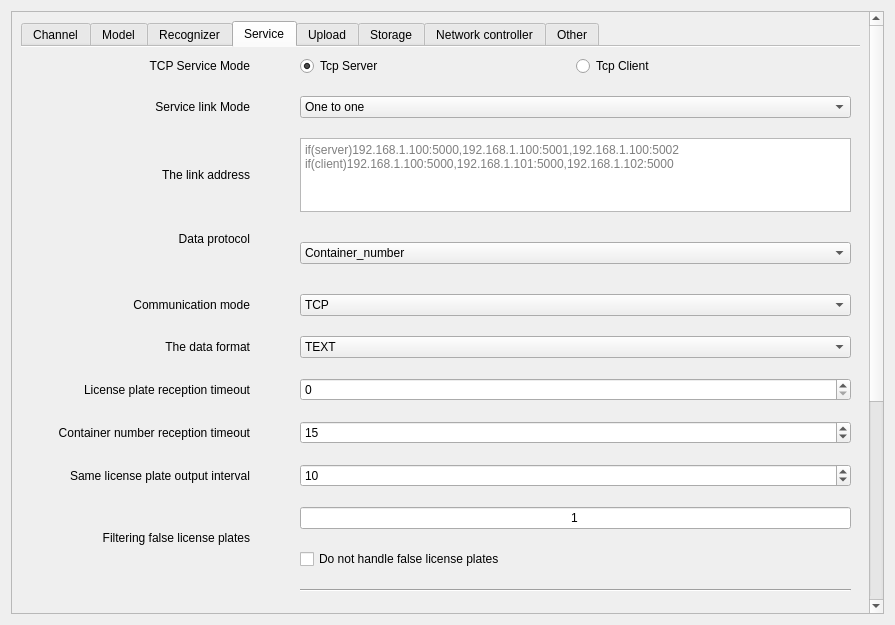
Before: the Qt Designer form Main/Setting/system_setting_form.ui in 519984307/Container_Multiple_Channels_20200522, drawn with Qt 5.
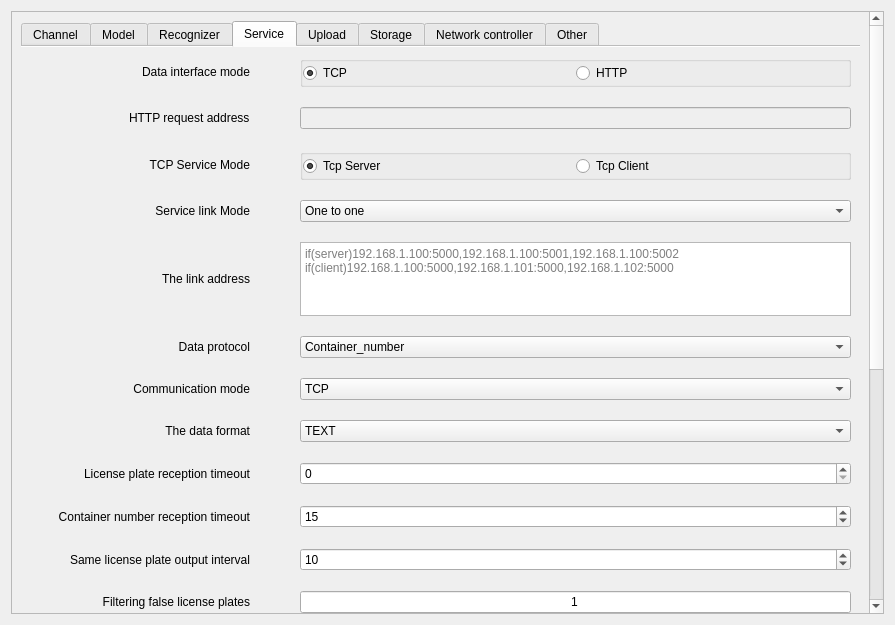
After: the same form once the commit is applied.

The edit to the form file:
```diff
--- a/Main/Setting/system_setting_form.ui
+++ b/Main/Setting/system_setting_form.ui
@@ -26,9 +26,9 @@
       <property name="geometry">
        <rect>
         <x>0</x>
-        <y>-223</y>
+        <y>0</y>
         <width>858</width>
-        <height>864</height>
+        <height>924</height>
        </rect>
       </property>
       <layout class="QGridLayout" name="gridLayout">
@@ -945,56 +945,53 @@
            <property name="verticalSpacing">
             <number>20</number>
            </property>
-           <item row="0" column="2">
-            <layout class="QHBoxLayout" name="horizontalLayout">
-             <item>
-              <widget class="QRadioButton" name="ServerModel">
-               <property name="toolTip">
-                <string>Identify data docking patterns</string>
-               </property>
-               <property name="whatsThis">
-                <string/>
-               </property>
-               <property name="text">
-                <string>Tcp Server</string>
-               </property>
-               <property name="checked">
-                <bool>true</bool>
-               </property>
-              </widget>
-             </item>
-             <item>
-              <widget class="QRadioButton" name="ClientModel">
-               <property name="enabled">
-                <bool>true</bool>
-               </property>
-               <property name="toolTip">
-                <string>Identify data docking patterns</string>
-               </property>
-               <property name="whatsThis">
-                <string/>
-               </property>
-               <property name="text">
-                <string>Tcp Client</string>
-               </property>
-              </widget>
-             </item>
-            </layout>
+           <item row="4" column="0" colspan="2">
+            <widget class="QLabel" name="label_31">
+             <property name="text">
+              <string>The link address</string>
+             </property>
+             <property name="alignment">
+              <set>Qt::AlignRight|Qt::AlignTrailing|Qt::AlignVCenter</set>
+             </property>
+            </widget>
            </item>
-           <item row="17" column="2">
-            <widget class="QCheckBox" name="ShortLink_checkBox">
+           <item row="18" column="2">
+            <widget class="QCheckBox" name="Resulting_checkBox">
              <property name="toolTip">
-              <string>The first active link to the service, a subsequent recognition result, triggering the link to the service, sending the result completed, and disconnecting again.</string>
+              <string>The intermediate result set starts with [I, and is opened as required, not as the final result.</string>
              </property>
              <property name="whatsThis">
               <string/>
              </property>
              <property name="text">
-              <string>Short link</string>
+              <string>Send an intermediate result set</string>
              </property>
+             <property name="checked">
+              <bool>true</bool>
+             </property>
             </widget>
            </item>
-           <item row="3" column="2">
+           <item row="0" column="0" colspan="2">
+            <widget class="QLabel" name="label_47">
+             <property name="text">
+              <string>Data interface mode</string>
+             </property>
+             <property name="alignment">
+              <set>Qt::AlignRight|Qt::AlignTrailing|Qt::AlignVCenter</set>
+             </property>
+            </widget>
+           </item>
+           <item row="5" column="0" colspan="2">
+            <widget class="QLabel" name="label_32">
+             <property name="text">
+              <string>Data protocol</string>
+             </property>
+             <property name="alignment">
+              <set>Qt::AlignRight|Qt::AlignTrailing|Qt::AlignVCenter</set>
+             </property>
+            </widget>
+           </item>
+           <item row="5" column="2">
             <widget class="QComboBox" name="Identify_Protocol_comboBox_2">
              <property name="toolTip">
               <string>Identify the data docking protocol</string>
@@ -1019,7 +1016,78 @@
              </item>
             </widget>
            </item>
-           <item row="1" column="2">
+           <item row="0" column="2">
+            <widget class="QGroupBox" name="groupBox_5">
+             <property name="title">
+              <string/>
+             </property>
+             <layout class="QGridLayout" name="gridLayout_22">
+              <property name="leftMargin">
+               <number>0</number>
+              </property>
+              <property name="topMargin">
+               <number>0</number>
+              </property>
+              <property name="rightMargin">
+               <number>0</number>
+              </property>
+              <property name="bottomMargin">
+               <number>0</number>
+              </property>
+              <property name="spacing">
+               <number>0</number>
+              </property>
+              <item row="0" column="0">
+               <widget class="QRadioButton" name="TCPModel_radioButton">
+                <property name="text">
+                 <string>TCP</string>
+                </property>
+                <property name="checked">
+                 <bool>true</bool>
+                </property>
+               </widget>
+              </item>
+              <item row="0" column="1">
+               <widget class="QRadioButton" name="HTTModel_radioButton">
+                <property name="text">
+                 <string>HTTP</string>
+                </property>
+               </widget>
+              </item>
+             </layout>
+            </widget>
+           </item>
+           <item row="3" column="0" colspan="2">
+            <widget class="QLabel" name="label_30">
+             <property name="text">
+              <string>Service link Mode</string>
+             </property>
+             <property name="alignment">
+              <set>Qt::AlignRight|Qt::AlignTrailing|Qt::AlignVCenter</set>
+             </property>
+            </widget>
+           </item>
+           <item row="21" column="2">
+            <widget class="QCheckBox" name="checkBox_2">
+             <property name="whatsThis">
+              <string>The reversing signal will be triggered by the vehicle reversing, which is generally used with the front-end reset processing process</string>
+             </property>
+             <property name="text">
+              <string>Send astern signal</string>
+             </property>
+            </widget>
+           </item>
+           <item row="6" column="0" colspan="2">
+            <widget class="QLabel" name="label_33">
+             <property name="text">
+              <string>Communication mode</string>
+             </property>
+             <property name="alignment">
+              <set>Qt::AlignRight|Qt::AlignTrailing|Qt::AlignVCenter</set>
+             </property>
+            </widget>
+           </item>
+           <item row="3" column="2">
             <widget class="QComboBox" name="Service_Type_comboBox">
              <property name="toolTip">
               <string>One to one:One service corresponds to one channel, and either server mode or client mode can be set.
@@ -1039,50 +1107,7 @@
              </item>
             </widget>
            </item>
-           <item row="11" column="2">
-            <widget class="Line" name="line">
-             <property name="orientation">
-              <enum>Qt::Horizontal</enum>
-             </property>
-            </widget>
-           </item>
-           <item row="19" column="2">
-            <widget class="QCheckBox" name="checkBox_2">
-             <property name="whatsThis">
-              <string>The reversing signal will be triggered by the vehicle reversing, which is generally used with the front-end reset processing process</string>
-             </property>
-             <property name="text">
-              <string>Send astern signal</string>
-             </property>
-            </widget>
-           </item>
-           <item row="9" column="2">
-            <widget class="QLineEdit" name="false_plate_lineEdit">
-             <property name="text">
-              <string>1</string>
-             </property>
-             <property name="alignment">
-              <set>Qt::AlignCenter</set>
-             </property>
-            </widget>
-           </item>
-           <item row="8" column="0" colspan="2">
-            <widget class="QLabel" name="label_43">
-             <property name="minimumSize">
-              <size>
-               <width>200</width>
-               <height>0</height>
-              </size>
-             </property>
-             <property name="text">
-              <string>Same license plate output interval</string>
-             </property>
-             <property name="alignment">
-              <set>Qt::AlignRight|Qt::AlignTrailing|Qt::AlignVCenter</set>
-             </property>
-            </widget>
-           </item>
-           <item row="4" column="2">
+           <item row="6" column="2">
             <widget class="QComboBox" name="DataChaneType_combox">
              <property name="toolTip">
               <string>Identify the data docking interface</string>
@@ -1102,169 +1127,27 @@
              </item>
             </widget>
            </item>
-           <item row="10" column="2">
-            <widget class="QCheckBox" name="false_plate_checkBox">
-             <property name="text">
-              <string>Do not handle false license plates</string>
-             </property>
-            </widget>
-           </item>
-           <item row="7" column="2">
-            <widget class="QSpinBox" name="container_timeout_spinBox">
+           <item row="19" column="2">
+            <widget class="QCheckBox" name="ShortLink_checkBox">
              <property name="toolTip">
-              <string>Container identification result receiving timeout</string>
+              <string>The first active link to the service, a subsequent recognition result, triggering the link to the service, sending the result completed, and disconnecting again.</string>
              </property>
              <property name="whatsThis">
               <string/>
              </property>
-             <property name="value">
-              <number>15</number>
-             </property>
-            </widget>
-           </item>
-           <item row="8" column="2">
-            <widget class="QSpinBox" name="same_plate_out_spinBox">
-             <property name="minimum">
-              <number>1</number>
-             </property>
-             <property name="maximum">
-              <number>256</number>
-             </property>
-             <property name="value">
-              <number>10</number>
-             </property>
-            </widget>
-           </item>
-           <item row="9" column="0" rowspan="2" colspan="2">
-            <widget class="QLabel" name="label_45">
-             <property name="minimumSize">
-              <size>
-               <width>200</width>
-               <height>0</height>
-              </size>
-             </property>
              <property name="text">
-              <string>Filtering false license plates</string>
-             </property>
-             <property name="alignment">
-              <set>Qt::AlignRight|Qt::AlignTrailing|Qt::AlignVCenter</set>
-             </property>
-            </widget>
-           </item>
-           <item row="7" column="0" colspan="2">
-            <widget class="QLabel" name="label_37">
-             <property name="minimumSize">
-              <size>
-               <width>220</width>
-               <height>0</height>
-              </size>
-             </property>
-             <property name="text">
-              <string>Container number reception timeout</string>
-             </property>
-             <property name="alignment">
-              <set>Qt::AlignRight|Qt::AlignTrailing|Qt::AlignVCenter</set>
-             </property>
-            </widget>
-           </item>
-           <item row="1" column="0" colspan="2">
-            <widget class="QLabel" name="label_30">
-             <property name="text">
-              <string>Service link Mode</string>
-             </property>
-             <property name="alignment">
-              <set>Qt::AlignRight|Qt::AlignTrailing|Qt::AlignVCenter</set>
-             </property>
-            </widget>
-           </item>
-           <item row="5" column="2">
-            <widget class="QComboBox" name="DataChange_Format_comboBox">
-             <property name="toolTip">
-              <string>Web service data format</string>
-             </property>
-             <property name="whatsThis">
-              <string/>
-             </property>
-             <item>
-              <property name="text">
-               <string>TEXT</string>
-              </property>
-             </item>
-             <item>
-              <property name="text">
-               <string>JSON</string>
-              </property>
-             </item>
-             <item>
-              <property name="text">
-               <string>XML</string>
-              </property>
-             </item>
-            </widget>
-           </item>
-           <item row="0" column="0" colspan="2">
-            <widget class="QLabel" name="label_29">
-             <property name="text">
-              <string>TCP Service Mode</string>
-             </property>
-             <property name="alignment">
-              <set>Qt::AlignRight|Qt::AlignTrailing|Qt::AlignVCenter</set>
-             </property>
-            </widget>
-           </item>
-           <item row="13" column="2">
-            <widget class="QCheckBox" name="plate_color_checkBox">
-             <property name="toolTip">
-              <string>The interface protocol does not require a license plate color</string>
-             </property>
-             <property name="whatsThis">
-              <string/>
-             </property>
-             <property name="text">
-              <string>not plate color</string>
-             </property>
-            </widget>
-           </item>
-           <item row="4" column="0" colspan="2">
-            <widget class="QLabel" name="label_33">
-             <property name="text">
-              <string>Communication mode</string>
-             </property>
-             <property name="alignment">
-              <set>Qt::AlignRight|Qt::AlignTrailing|Qt::AlignVCenter</set>
-             </property>
-            </widget>
-           </item>
-           <item row="18" column="2">
-            <widget class="QCheckBox" name="checkBox">
-             <property name="toolTip">
-              <string>Vehicle entry will trigger the incoming vehicle signal, which generally works with the front-end reset processing process</string>
-             </property>
-             <property name="whatsThis">
-              <string/>
-             </property>
-             <property name="text">
-              <string>Send a car signal</string>
-             </property>
-            </widget>
-           </item>
-           <item row="15" column="2">
-            <widget class="QCheckBox" name="Hearbeat_checkBox">
-             <property name="toolTip">
-              <string>The heartbeat packet is [H] and is sent every 3 seconds. Data processing needs to pay attention to the heartbeat packet!</string>
-             </property>
-             <property name="whatsThis">
-              <string/>
-             </property>
-             <property name="text">
-              <string>The heartbeat packets</string>
-             </property>
-             <property name="checked">
-              <bool>true</bool>
+              <string>Short link</string>
              </property>
             </widget>
            </item>
            <item row="14" column="2">
+            <widget class="QCheckBox" name="bluePlate_checkBox">
+             <property name="text">
+              <string>Blue plates are included</string>
+             </property>
+            </widget>
+           </item>
+           <item row="16" column="2">
             <widget class="QCheckBox" name="newline_checkBox">
              <property name="toolTip">
               <string>A newline character is added to each piece of data to form a complete line.</string>
@@ -1277,7 +1160,7 @@
              </property>
             </widget>
            </item>
-           <item row="6" column="0" colspan="2">
+           <item row="8" column="0" colspan="2">
             <widget class="QLabel" name="label_35">
              <property name="text">
               <string>License plate reception timeout</string>
@@ -1287,17 +1170,7 @@
              </property>
             </widget>
            </item>
-           <item row="2" column="0" colspan="2">
-            <widget class="QLabel" name="label_31">
-             <property name="text">
-              <string>The link address</string>
-             </property>
-             <property name="alignment">
-              <set>Qt::AlignRight|Qt::AlignTrailing|Qt::AlignVCenter</set>
-             </property>
-            </widget>
-           </item>
-           <item row="2" column="2">
+           <item row="4" column="2">
             <widget class="QStackedWidget" name="Service_Type_stackedWidget">
              <property name="currentIndex">
               <number>0</number>
@@ -1437,7 +1310,181 @@
              </widget>
             </widget>
            </item>
-           <item row="5" column="0" colspan="2">
+           <item row="9" column="0" colspan="2">
+            <widget class="QLabel" name="label_37">
+             <property name="minimumSize">
+              <size>
+               <width>220</width>
+               <height>0</height>
+              </size>
+             </property>
+             <property name="text">
+              <string>Container number reception timeout</string>
+             </property>
+             <property name="alignment">
+              <set>Qt::AlignRight|Qt::AlignTrailing|Qt::AlignVCenter</set>
+             </property>
+            </widget>
+           </item>
+           <item row="11" column="2">
+            <widget class="QLineEdit" name="false_plate_lineEdit">
+             <property name="text">
+              <string>1</string>
+             </property>
+             <property name="alignment">
+              <set>Qt::AlignCenter</set>
+             </property>
+            </widget>
+           </item>
+           <item row="15" column="2">
+            <widget class="QCheckBox" name="plate_color_checkBox">
+             <property name="toolTip">
+              <string>The interface protocol does not require a license plate color</string>
+             </property>
+             <property name="whatsThis">
+              <string/>
+             </property>
+             <property name="text">
+              <string>not plate color</string>
+             </property>
+            </widget>
+           </item>
+           <item row="12" column="2">
+            <widget class="QCheckBox" name="false_plate_checkBox">
+             <property name="text">
+              <string>Do not handle false license plates</string>
+             </property>
+            </widget>
+           </item>
+           <item row="9" column="2">
+            <widget class="QSpinBox" name="container_timeout_spinBox">
+             <property name="toolTip">
+              <string>Container identification result receiving timeout</string>
+             </property>
+             <property name="whatsThis">
+              <string/>
+             </property>
+             <property name="value">
+              <number>15</number>
+             </property>
+            </widget>
+           </item>
+           <item row="2" column="2">
+            <widget class="QGroupBox" name="groupBox_6">
+             <property name="title">
+              <string/>
+             </property>
+             <layout class="QGridLayout" name="gridLayout_23">
+              <property name="leftMargin">
+               <number>0</number>
+              </property>
+              <property name="topMargin">
+               <number>0</number>
+              </property>
+              <property name="rightMargin">
+               <number>0</number>
+              </property>
+              <property name="bottomMargin">
+               <number>0</number>
+              </property>
+              <property name="spacing">
+               <number>0</number>
+              </property>
+              <item row="0" column="0">
+               <layout class="QHBoxLayout" name="horizontalLayout">
+                <item>
+                 <widget class="QRadioButton" name="ServerModel">
+                  <property name="toolTip">
+                   <string>Identify data docking patterns</string>
+                  </property>
+                  <property name="whatsThis">
+                   <string/>
+                  </property>
+                  <property name="text">
+                   <string>Tcp Server</string>
+                  </property>
+                  <property name="checked">
+                   <bool>true</bool>
+                  </property>
+                 </widget>
+                </item>
+                <item>
+                 <widget class="QRadioButton" name="ClientModel">
+                  <property name="enabled">
+                   <bool>true</bool>
+                  </property>
+                  <property name="toolTip">
+                   <string>Identify data docking patterns</string>
+                  </property>
+                  <property name="whatsThis">
+                   <string/>
+                  </property>
+                  <property name="text">
+                   <string>Tcp Client</string>
+                  </property>
+                 </widget>
+                </item>
+               </layout>
+              </item>
+             </layout>
+            </widget>
+           </item>
+           <item row="2" column="1">
+            <widget class="QLabel" name="label_29">
+             <property name="text">
+              <string>TCP Service Mode</string>
+             </property>
+             <property name="alignment">
+              <set>Qt::AlignRight|Qt::AlignTrailing|Qt::AlignVCenter</set>
+             </property>
+            </widget>
+           </item>
+           <item row="10" column="2">
+            <widget class="QSpinBox" name="same_plate_out_spinBox">
+             <property name="minimum">
+              <number>1</number>
+             </property>
+             <property name="maximum">
+              <number>256</number>
+             </property>
+             <property name="value">
+              <number>10</number>
+             </property>
+            </widget>
+           </item>
+           <item row="17" column="2">
+            <widget class="QCheckBox" name="Hearbeat_checkBox">
+             <property name="toolTip">
+              <string>The heartbeat packet is [H] and is sent every 3 seconds. Data processing needs to pay attention to the heartbeat packet!</string>
+             </property>
+             <property name="whatsThis">
+              <string/>
+             </property>
+             <property name="text">
+              <string>The heartbeat packets</string>
+             </property>
+             <property name="checked">
+              <bool>true</bool>
+             </property>
+            </widget>
+           </item>
+           <item row="11" column="0" colspan="2">
+            <widget class="QLabel" name="label_45">
+             <property name="minimumSize">
+              <size>
+               <width>200</width>
+               <height>0</height>
+              </size>
+             </property>
+             <property name="text">
+              <string>Filtering false license plates</string>
+             </property>
+             <property name="alignment">
+              <set>Qt::AlignRight|Qt::AlignTrailing|Qt::AlignVCenter</set>
+             </property>
+            </widget>
+           </item>
+           <item row="7" column="0" colspan="2">
             <widget class="QLabel" name="label_34">
              <property name="text">
               <string>The data format</string>
@@ -1447,7 +1494,30 @@
              </property>
             </widget>
            </item>
-           <item row="6" column="2">
+           <item row="13" column="2">
+            <widget class="Line" name="line">
+             <property name="orientation">
+              <enum>Qt::Horizontal</enum>
+             </property>
+            </widget>
+           </item>
+           <item row="10" column="0" colspan="2">
+            <widget class="QLabel" name="label_43">
+             <property name="minimumSize">
+              <size>
+               <width>200</width>
+               <height>0</height>
+              </size>
+             </property>
+             <property name="text">
+              <string>Same license plate output interval</string>
+             </property>
+             <property name="alignment">
+              <set>Qt::AlignRight|Qt::AlignTrailing|Qt::AlignVCenter</set>
+             </property>
+            </widget>
+           </item>
+           <item row="8" column="2">
             <widget class="QSpinBox" name="plate_timeout_spinBox">
              <property name="toolTip">
               <string>License plate result receives timeout time</string>
@@ -1460,38 +1530,55 @@
              </property>
             </widget>
            </item>
-           <item row="16" column="2">
-            <widget class="QCheckBox" name="Resulting_checkBox">
+           <item row="7" column="2">
+            <widget class="QComboBox" name="DataChange_Format_comboBox">
              <property name="toolTip">
-              <string>The intermediate result set starts with [I, and is opened as required, not as the final result.</string>
+              <string>Web service data format</string>
              </property>
              <property name="whatsThis">
               <string/>
              </property>
-             <property name="text">
-              <string>Send an intermediate result set</string>
+             <item>
+              <property name="text">
+               <string>TEXT</string>
+              </property>
+             </item>
+             <item>
+              <property name="text">
+               <string>JSON</string>
+              </property>
+             </item>
+             <item>
+              <property name="text">
+               <string>XML</string>
+              </property>
+             </item>
+            </widget>
+           </item>
+           <item row="20" column="2">
+            <widget class="QCheckBox" name="checkBox">
+             <property name="toolTip">
+              <string>Vehicle entry will trigger the incoming vehicle signal, which generally works with the front-end reset processing process</string>
              </property>
-             <property name="checked">
-              <bool>true</bool>
+             <property name="whatsThis">
+              <string/>
              </property>
+             <property name="text">
+              <string>Send a car signal</string>
+             </property>
             </widget>
            </item>
-           <item row="3" column="0" colspan="2">
-            <widget class="QLabel" name="label_32">
+           <item row="1" column="1">
+            <widget class="QLabel" name="label_48">
              <property name="text">
-              <string>Data protocol
-
-</string>
+              <string>HTTP request address</string>
              </property>
-             <property name="alignment">
-              <set>Qt::AlignRight|Qt::AlignTrailing|Qt::AlignVCenter</set>
-             </property>
             </widget>
            </item>
-           <item row="12" column="2">
-            <widget class="QCheckBox" name="bluePlate_checkBox">
-             <property name="text">
-              <string>Blue plates are included</string>
+           <item row="1" column="2">
+            <widget class="QLineEdit" name="HttpAddr_lineEdit">
+             <property name="enabled">
+              <bool>false</bool>
              </property>
             </widget>
            </item>
```
Left out of the diff: 180 changed lines with no effect on the pictures.
